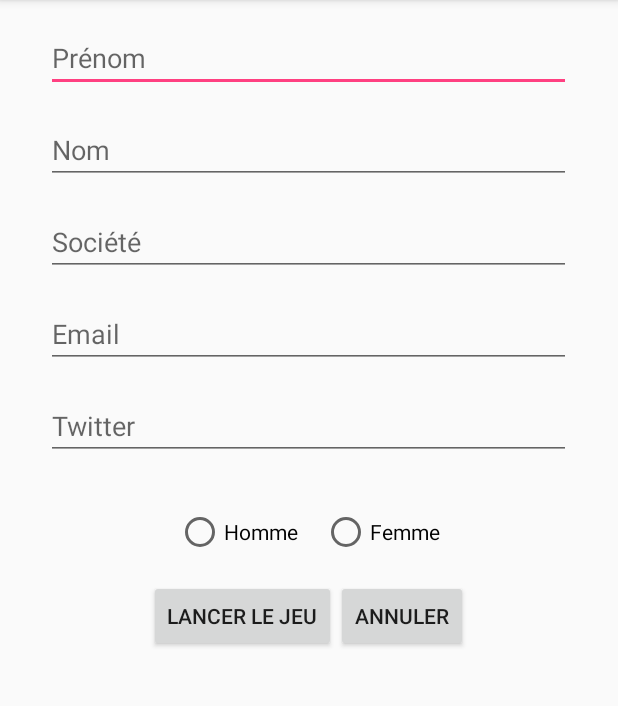
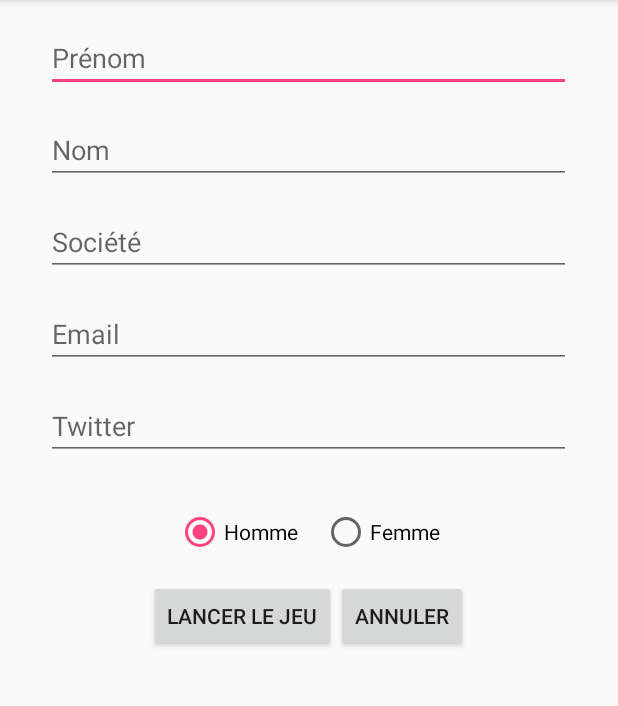
Before and after one commit to hulk-devfest2017/app-mobile, an Android app: the screen it shows after launch (AddPlayerActivity), after a tap on "REMPLIR LE FORMULAIRE À LA MAIN", on a phone screen of 412 x 824 dp, the part 84-790 px from its top. Run offline under Robolectric (Android 15) with nearby library versions, the phone set to English and light mode, and no system bars.

Commit message:
ajout de la gestion du genre

```diff
--- a/app/src/main/java/sqli/com/hulkchallenge/activity/AddPlayerActivity.java
+++ b/app/src/main/java/sqli/com/hulkchallenge/activity/AddPlayerActivity.java
@@ -6,6 +6,7 @@ import android.support.v7.app.AppCompatActivity;
 import android.view.View;
 import android.widget.Button;
 import android.widget.EditText;
+import android.widget.RadioButton;
 
 import sqli.com.hulkchallenge.R;
 import sqli.com.hulkchallenge.model.Player;
@@ -15,34 +16,43 @@ public class AddPlayerActivity extends AppCompatActivity {
     public static final int REQUEST_CODE = 12;
     public static String PLAYER_INFORMATION = "PLAYER_INFORMATION";
     private Player playerInformation;
+    private RadioButton female;
+    private RadioButton male;
+    private EditText twitter;
+    private EditText company;
+    private EditText email;
+    private EditText lastName;
+    private EditText firstName;
 
     @Override
     protected void onCreate(Bundle savedInstanceState) {
         super.onCreate(savedInstanceState);
         setContentView(R.layout.activity_add_player);
 
-        EditText firstName = (EditText) findViewById(R.id.firstName);
-        EditText lastName = (EditText) findViewById(R.id.lastName);
-        EditText email = (EditText) findViewById(R.id.email);
-        EditText company = (EditText) findViewById(R.id.company);
-        EditText twitter = (EditText) findViewById(R.id.twitter);
+        firstName = (EditText) findViewById(R.id.firstName);
+        lastName = (EditText) findViewById(R.id.lastName);
+        email = (EditText) findViewById(R.id.email);
+        company = (EditText) findViewById(R.id.company);
+        twitter = (EditText) findViewById(R.id.twitter);
+        male = (RadioButton) findViewById(R.id.male);
+        female = (RadioButton) findViewById(R.id.female);
 
         if(getIntent().getExtras() != null){
             playerInformation = (Player) getIntent().getExtras().getSerializable(PLAYER_INFORMATION);
-
-            if(playerInformation != null){
-                firstName.setText(playerInformation.getFirstName());
-                lastName.setText(playerInformation.getLastName());
-                email.setText(playerInformation.getEmail());
-                company.setText(playerInformation.getCompany());
-                twitter.setText(playerInformation.getTwitter());
-
-            }
-
         }
 
         if (playerInformation == null){
             playerInformation = new Player();
+        }
+        firstName.setText(playerInformation.getFirstName());
+        lastName.setText(playerInformation.getLastName());
+        email.setText(playerInformation.getEmail());
+        company.setText(playerInformation.getCompany());
+        twitter.setText(playerInformation.getTwitter());
+        if (playerInformation.isMale()) {
+            male.setChecked(true);
+        } else {
+            female.setChecked(true);
         }
 
         setupLaunchBtn();
@@ -65,16 +75,12 @@ public class AddPlayerActivity extends AppCompatActivity {
         launchBtn.setOnClickListener(new View.OnClickListener() {
             @Override
             public void onClick(View view) {
-                EditText firstName = (EditText) findViewById(R.id.firstName);
-                EditText lastName = (EditText) findViewById(R.id.lastName);
-                EditText email = (EditText) findViewById(R.id.email);
-                EditText company = (EditText) findViewById(R.id.company);
-                EditText twitter = (EditText) findViewById(R.id.twitter);
                 playerInformation.setCompany(company.getText().toString());
                 playerInformation.setEmail(email.getText().toString());
                 playerInformation.setLastName(lastName.getText().toString());
                 playerInformation.setFirstName(firstName.getText().toString());
                 playerInformation.setTwitter(twitter.getText().toString());
+                playerInformation.setMale(male.isChecked());
                 intent.putExtra(GameActivity.PLAYER_INFORMATION,playerInformation);
                 startActivityForResult(intent, REQUEST_CODE);
             }
--- a/app/src/main/res/layout/activity_add_player.xml
+++ b/app/src/main/res/layout/activity_add_player.xml
@@ -77,7 +77,7 @@
                 android:id="@+id/radio_group"
                 android:gravity="center_horizontal">
                 <RadioButton
-                    android:id="@+id/radioButton"
+                    android:id="@+id/male"
                     android:layout_width="wrap_content"
                     android:layout_height="wrap_content"
                     android:layout_marginTop="@dimen/fab_margin"
@@ -86,7 +86,7 @@
                     />
 
                 <RadioButton
-                    android:id="@+id/radioButton2"
+                    android:id="@+id/female"
                     android:layout_width="wrap_content"
                     android:layout_height="wrap_content"
                     android:layout_marginTop="@dimen/fab_margin"
```
